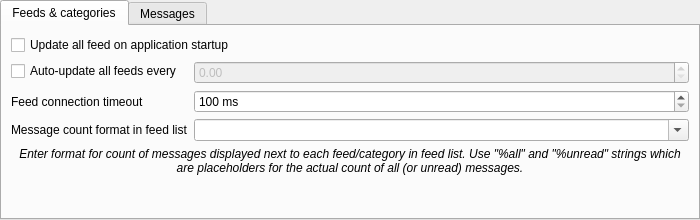
Old version of the form src/gui/settings/settingsfeedsmessages.ui in the repository martinrotter/rssguard.
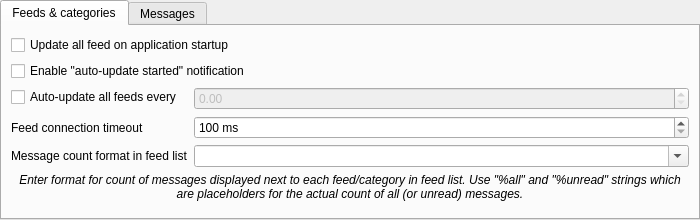
New version of the form. Custom widgets are drawn as their Qt base class.

Diff of the .ui file:
```diff
--- a/src/gui/settings/settingsfeedsmessages.ui
+++ b/src/gui/settings/settingsfeedsmessages.ui
@@ -43,14 +43,14 @@
          </property>
         </widget>
        </item>
-       <item row="1" column="0">
+       <item row="2" column="0">
         <widget class="QCheckBox" name="m_checkAutoUpdate">
          <property name="text">
           <string>Auto-update all feeds every</string>
          </property>
         </widget>
        </item>
-       <item row="1" column="1">
+       <item row="2" column="1">
         <widget class="TimeSpinBox" name="m_spinAutoUpdateInterval">
          <property name="enabled">
           <bool>false</bool>
@@ -63,14 +63,14 @@
          </property>
         </widget>
        </item>
-       <item row="2" column="0">
+       <item row="3" column="0">
         <widget class="QLabel" name="label_3">
          <property name="text">
           <string>Feed connection timeout</string>
          </property>
         </widget>
        </item>
-       <item row="2" column="1">
+       <item row="3" column="1">
         <widget class="QSpinBox" name="m_spinFeedUpdateTimeout">
          <property name="toolTip">
           <string>Connection timeout is time interval which is reserved for downloading new messages for the feed. If this time interval elapses, then download process is aborted.</string>
@@ -89,14 +89,14 @@
          </property>
         </widget>
        </item>
-       <item row="3" column="0">
+       <item row="4" column="0">
         <widget class="QLabel" name="label_8">
          <property name="text">
           <string>Message count format in feed list</string>
          </property>
         </widget>
        </item>
-       <item row="3" column="1">
+       <item row="4" column="1">
         <widget class="QComboBox" name="m_cmbCountsFeedList">
          <property name="toolTip">
           <string notr="true"/>
@@ -106,7 +106,7 @@
          </property>
         </widget>
        </item>
-       <item row="4" column="0" colspan="2">
+       <item row="5" column="0" colspan="2">
         <widget class="QLabel" name="label_9">
          <property name="font">
           <font>
@@ -124,6 +124,13 @@
          </property>
         </widget>
        </item>
+       <item row="1" column="0" colspan="2">
+        <widget class="QCheckBox" name="m_checkAutoUpdateNotification">
+         <property name="text">
+          <string>Enable &quot;auto-update started&quot; notification</string>
+         </property>
+        </widget>
+       </item>
       </layout>
      </widget>
      <widget class="QWidget" name="m_tabMessages">
```
